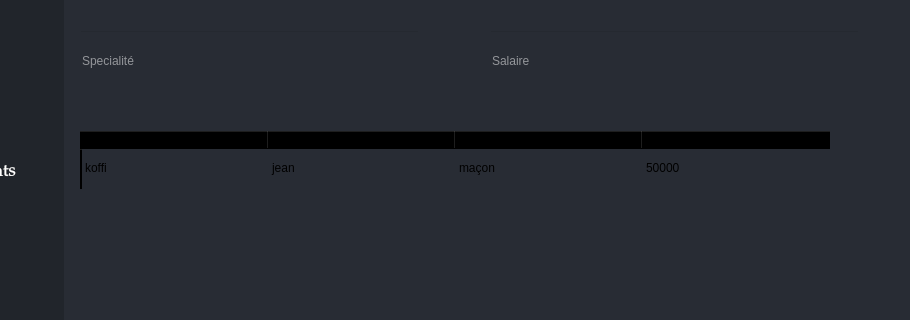
This is design/main.ui in Sminth/gest_stock_py as Qt 5 draws it before an edit; both pictures show x 131 to 1041 and y 181 to 501 of the 1280 by 720 pixel window. The edited form follows.
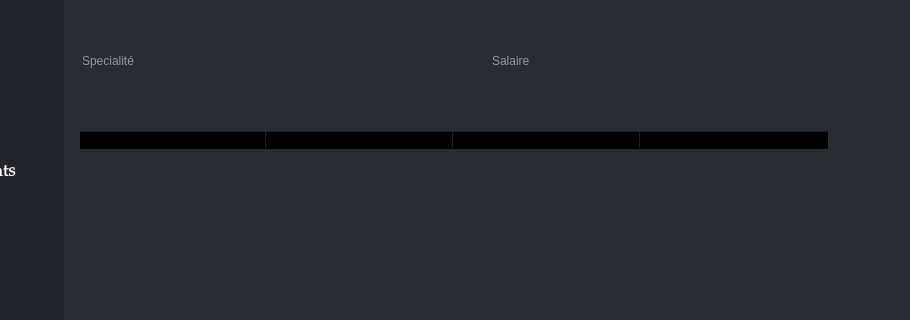
This is the edited form. The open tabs and pages were chosen to show the change. Icons and pictures are not drawn.

The edit to the form file:
```diff
--- a/design/main.ui
+++ b/design/main.ui
@@ -701,11 +701,6 @@
       <attribute name="verticalHeaderDefaultSectionSize">
        <number>40</number>
       </attribute>
-      <row>
-       <property name="text">
-        <string/>
-       </property>
-      </row>
       <column>
        <property name="text">
         <string>Noms</string>
@@ -726,26 +721,6 @@
         <string>Salaire</string>
        </property>
       </column>
-      <item row="0" column="0">
-       <property name="text">
-        <string>koffi</string>
-       </property>
-      </item>
-      <item row="0" column="1">
-       <property name="text">
-        <string>jean</string>
-       </property>
-      </item>
-      <item row="0" column="2">
-       <property name="text">
-        <string>maçon</string>
-       </property>
-      </item>
-      <item row="0" column="3">
-       <property name="text">
-        <string>50000</string>
-       </property>
-      </item>
      </widget>
      <widget class="QLabel" name="label_32">
       <property name="geometry">
```
Left out of the diff: 20 changed lines with no effect on the pictures.
